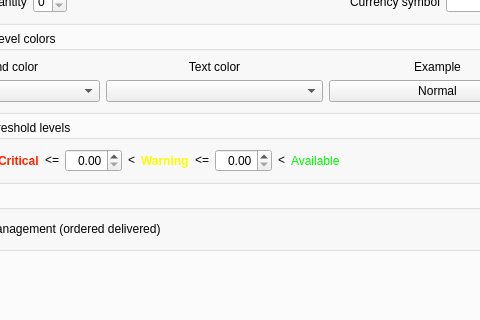
Above: App/Ui/SettingsDialog.ui from paolodestefani/pySagra before the change; both pictures show x 180 to 660 and y 85 to 405 of the 760 by 588 pixel window. Below: the same form after it.
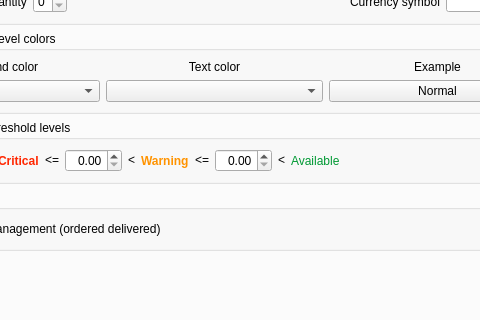
That is the form after the change. The open tabs and pages were chosen to show the change. Custom widgets are drawn as their Qt base class.

```diff
--- a/App/Ui/SettingsDialog.ui
+++ b/App/Ui/SettingsDialog.ui
@@ -1644,7 +1644,7 @@
                     <brush brushstyle="SolidPattern">
                      <color alpha="255">
                       <red>255</red>
-                      <green>251</green>
+                      <green>147</green>
                       <blue>0</blue>
                      </color>
                     </brush>
@@ -1655,7 +1655,7 @@
                     <brush brushstyle="SolidPattern">
                      <color alpha="255">
                       <red>255</red>
-                      <green>251</green>
+                      <green>147</green>
                       <blue>0</blue>
                      </color>
                     </brush>
@@ -1710,8 +1710,8 @@
                     <brush brushstyle="SolidPattern">
                      <color alpha="255">
                       <red>0</red>
-                      <green>249</green>
-                      <blue>0</blue>
+                      <green>153</green>
+                      <blue>51</blue>
                      </color>
                     </brush>
                    </colorrole>
@@ -1721,8 +1721,8 @@
                     <brush brushstyle="SolidPattern">
                      <color alpha="255">
                       <red>0</red>
-                      <green>249</green>
-                      <blue>0</blue>
+                      <green>153</green>
+                      <blue>51</blue>
                      </color>
                     </brush>
                    </colorrole>
```
Left out of the diff: 2 changed lines with no effect on the pictures.
